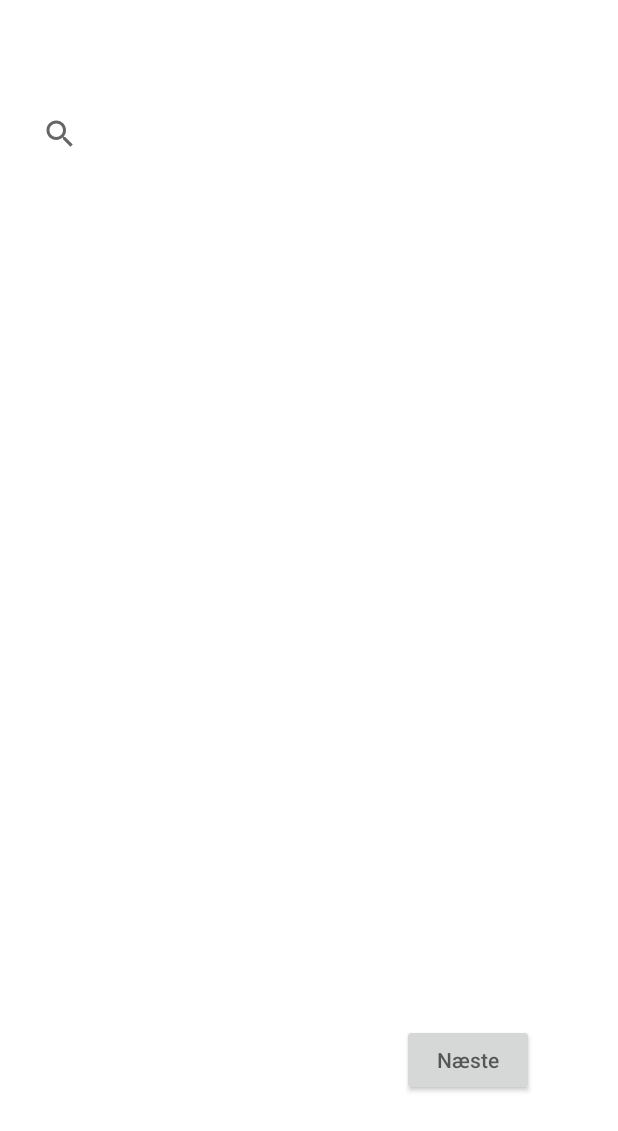
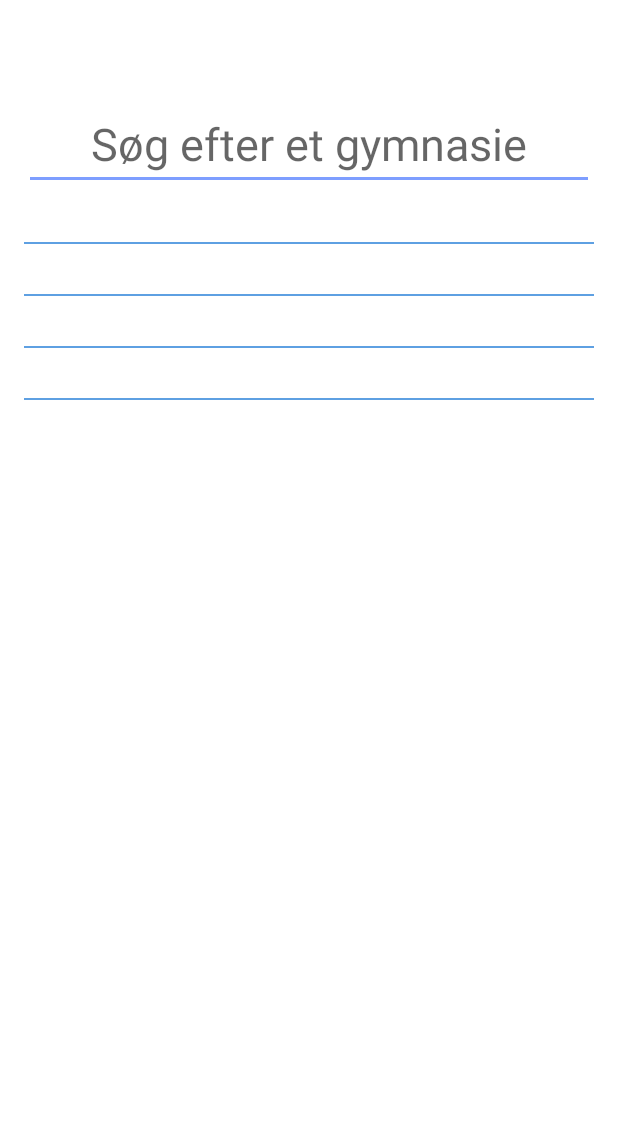
Before and after one commit to Zentarg/Open-Lectio, an Android app: the layout activity_login.xml on its own in the app's theme, with its tools: preview values and no code run, on a phone screen of 412 x 824 dp. Shown: the top 1131 px of the screen. Run offline under Robolectric (Android 15) with nearby library versions, the phone set to English and light mode, and no system bars.

Commit message:
Rearranged how the first activity_login looks. Forgot to push this one when I last pushed.

```diff
--- a/app/src/main/res/layout/activity_login.xml
+++ b/app/src/main/res/layout/activity_login.xml
@@ -11,25 +11,88 @@
     android:paddingTop="@dimen/activity_vertical_margin"
     tools:context="one.dichmann.lectioapp.LoginActivity">
 
-    <SearchView
-        android:id="@+id/login_Search"
-        android:queryHint="@string/login_Search_Hint"
+    <EditText
+        android:id="@+id/loginOne_Search_Search"
         android:layout_width="match_parent"
-        android:layout_height="70dp"
-        android:layout_marginTop="38dp"
+        android:layout_height="wrap_content"
+        android:hint="Søg efter et gymnasie"
+        android:gravity="center"
+        android:inputType="textPersonName"
+        android:layout_marginTop="49dp"
         android:layout_alignParentTop="true"
-        android:layout_alignParentStart="true">
-    </SearchView>
+        android:layout_alignParentStart="true"
+        android:textSize="30sp" />
 
-    <Button
-        android:layout_width="wrap_content"
+    <TextView
+        android:id="@+id/logineOne_Search_Result_One"
+        android:layout_width="match_parent"
         android:layout_height="wrap_content"
-        android:hint="@string/login_Next"
-        android:onClick="loginOneNext"
-        android:layout_marginBottom="77dp"
-        android:layout_alignParentBottom="true"
-        android:layout_alignParentEnd="true"
-        android:layout_marginEnd="40dp"
-        android:id="@+id/nextButtonLoginOne" />
+        android:gravity="center"
+        android:visibility="invisible"
+        android:onClick="newTextView"
+        android:layout_below="@+id/loginOne_Search_Search"
+        android:layout_alignParentStart="true"
+        android:textSize="25sp"/>
+
+    <ImageView
+        android:background="@color/colorPrimary"
+        android:layout_width="match_parent"
+        android:layout_height="1dp"
+        android:layout_alignParentStart="true"
+        android:layout_below="@+id/logineOne_Search_Result_One"/>
+
+    <TextView
+        android:id="@+id/logineOne_Search_Result_Two"
+        android:layout_width="match_parent"
+        android:layout_height="wrap_content"
+        android:gravity="center"
+        android:visibility="invisible"
+        android:onClick="newTextView"
+        android:layout_below="@+id/logineOne_Search_Result_One"
+        android:layout_alignParentStart="true"
+        android:textSize="25sp"/>
+
+    <ImageView
+        android:background="@color/colorPrimary"
+        android:layout_width="match_parent"
+        android:layout_height="1dp"
+        android:layout_alignParentStart="true"
+        android:layout_below="@+id/logineOne_Search_Result_Two"/>
+
+    <TextView
+        android:id="@+id/logineOne_Search_Result_Three"
+        android:layout_width="match_parent"
+        android:layout_height="wrap_content"
+        android:gravity="center"
+        android:visibility="invisible"
+        android:onClick="newTextView"
+        android:layout_below="@+id/logineOne_Search_Result_Two"
+        android:layout_alignParentStart="true"
+        android:textSize="25sp"/>
+
+    <ImageView
+        android:background="@color/colorPrimary"
+        android:layout_width="match_parent"
+        android:layout_height="1dp"
+        android:layout_alignParentStart="true"
+        android:layout_below="@+id/logineOne_Search_Result_Three"/>
+
+    <TextView
+        android:id="@+id/logineOne_Search_Result_Four"
+        android:layout_width="match_parent"
+        android:layout_height="wrap_content"
+        android:gravity="center"
+        android:visibility="invisible"
+        android:onClick="newTextView"
+        android:layout_below="@+id/logineOne_Search_Result_Three"
+        android:layout_alignParentStart="true"
+        android:textSize="25sp"/>
+
+    <ImageView
+        android:background="@color/colorPrimary"
+        android:layout_width="match_parent"
+        android:layout_height="1dp"
+        android:layout_alignParentStart="true"
+        android:layout_below="@+id/logineOne_Search_Result_Four"/>
 
 </RelativeLayout>
```
